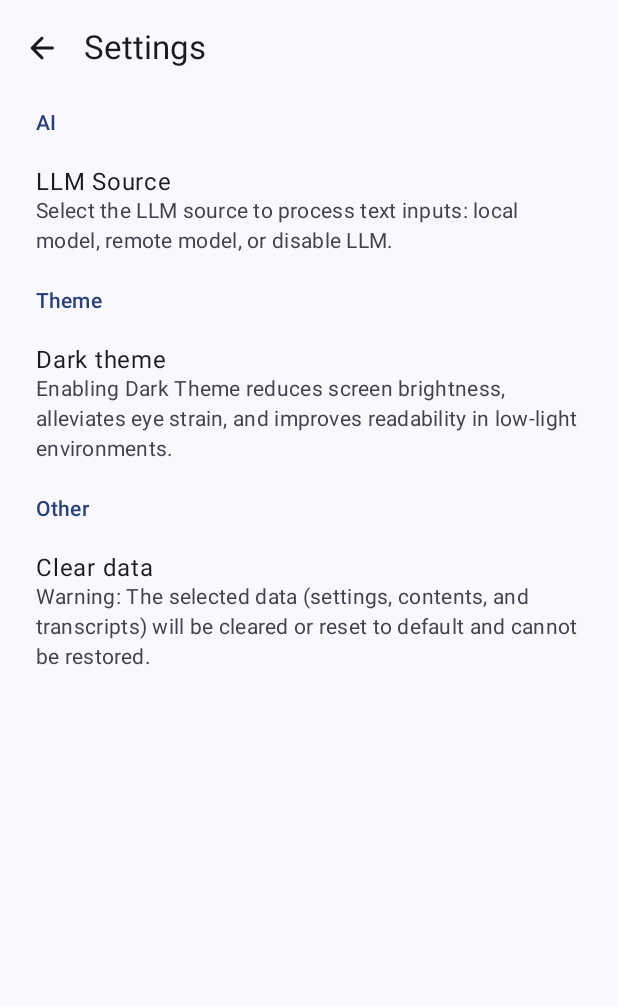
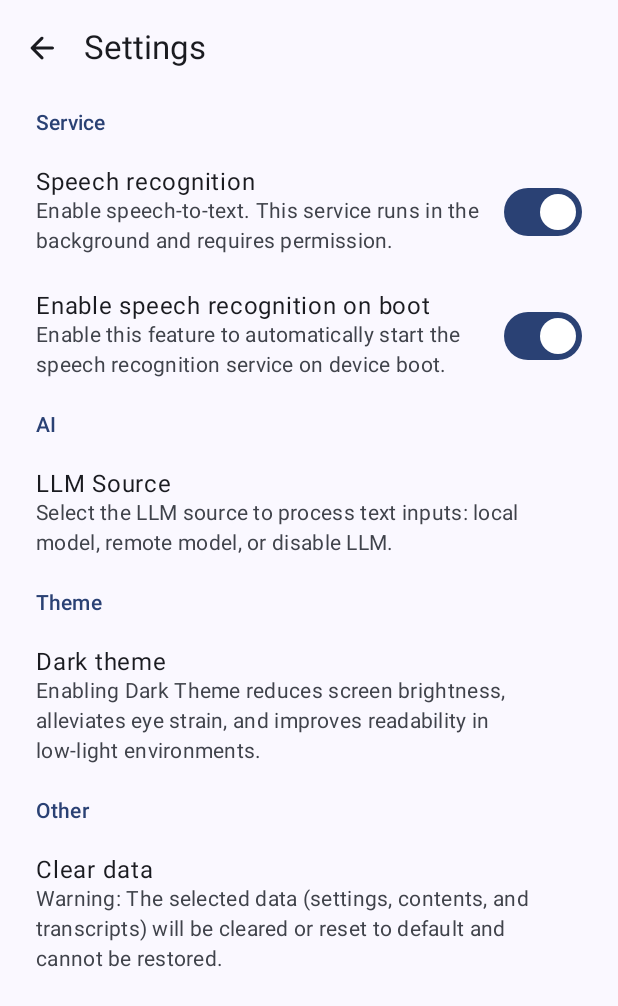
Before and after one commit to PL7963/NoteUltra, an Android app built with Jetpack Compose: the SettingsActivity screen opened directly, with no data from a screen before it, on a phone screen of 412 x 824 dp. Shown: the top 1006 px of the screen. Run offline under Robolectric (Android 15) with nearby library versions, the phone set to English and light mode, and no system bars; libraries missing offline, so code that uses them is left out: io.objectbox.

Commit message:
Add: Recording service setting

```diff
--- a/app/src/main/java/com/coolkie/noteultra/data/SettingsModule.kt
+++ b/app/src/main/java/com/coolkie/noteultra/data/SettingsModule.kt
@@ -4,6 +4,7 @@ import android.content.Context
 import androidx.annotation.StringRes
 import androidx.datastore.core.DataStore
 import androidx.datastore.preferences.core.Preferences
+import androidx.datastore.preferences.core.booleanPreferencesKey
 import androidx.datastore.preferences.core.edit
 import androidx.datastore.preferences.core.emptyPreferences
 import androidx.datastore.preferences.core.stringPreferencesKey
@@ -34,6 +35,8 @@ class SettingsRepository(
     private val dataStore: DataStore<Preferences>
 ) {
     private object PreferencesKeys {
+        val RECORDING_STATE = booleanPreferencesKey("recording_state")
+        val RECORDING_ON_BOOT = booleanPreferencesKey("recording_on_boot")
         val LLM_MODE = stringPreferencesKey("llm_mode")
         val LLM_PATH = stringPreferencesKey("llm_path")
         val LLM_URL = stringPreferencesKey("llm_url")
@@ -48,6 +51,14 @@ class SettingsRepository(
                 throw exception
             }
         }
+    }
+
+    private fun Preferences.toRecordingState(): Boolean {
+        return this[PreferencesKeys.RECORDING_STATE] ?: true
+    }
+
+    private fun Preferences.toRecordingOnBoot(): Boolean {
+        return this[PreferencesKeys.RECORDING_ON_BOOT] ?: true
     }
 
     private fun Preferences.toLlmMode(): LlmMode {
@@ -67,9 +78,30 @@ class SettingsRepository(
     }
 
 
+    fun recordingStateInitial(): Boolean = runBlocking {
+        dataStore.data.first().toRecordingState()
+    }
+
+    val recordingStateFlow: Flow<Boolean> = dataStore.data
+        .catchIOException()
+        .map { preferences ->
+            preferences.toRecordingState()
+        }
+
+    fun recordingOnBootInitial(): Boolean = runBlocking {
+        dataStore.data.first().toRecordingOnBoot()
+    }
+
+    val recordingOnBootFlow: Flow<Boolean> = dataStore.data
+        .catchIOException()
+        .map { preferences ->
+            preferences.toRecordingOnBoot()
+        }
+
     fun llmModeInitial(): LlmMode = runBlocking {
         dataStore.data.first().toLlmMode()
     }
+
     val llmModeFlow: Flow<LlmMode> = dataStore.data
         .catchIOException()
         .map { preferences ->
@@ -79,6 +111,7 @@ class SettingsRepository(
     fun llmPathInitial(): String = runBlocking {
         dataStore.data.first().toLlmPath()
     }
+
     val llmPathFlow: Flow<String> = dataStore.data
         .catchIOException()
         .map { preferences ->
@@ -88,6 +121,7 @@ class SettingsRepository(
     fun llmUrlInitial(): String = runBlocking {
         dataStore.data.first().toLlmUrl()
     }
+
     val llmUrlFlow: Flow<String> = dataStore.data
         .catchIOException()
         .map { preferences ->
@@ -97,12 +131,25 @@ class SettingsRepository(
     fun darkThemeInitial(): DarkTheme = runBlocking {
         dataStore.data.first().toDarkTheme()
     }
+
     val darkThemeFlow: Flow<DarkTheme> = dataStore.data
         .catchIOException()
         .map { preferences ->
             preferences.toDarkTheme()
         }
 
+
+    suspend fun setRecordingState(state: Boolean) {
+        dataStore.edit { preferences ->
+            preferences[PreferencesKeys.RECORDING_STATE] = state
+        }
+    }
+
+    suspend fun setRecordingOnBoot(state: Boolean) {
+        dataStore.edit { preferences ->
+            preferences[PreferencesKeys.RECORDING_ON_BOOT] = state
+        }
+    }
 
     suspend fun setLlmMode(mode: LlmMode) {
         dataStore.edit { preferences ->
--- a/app/src/main/java/com/coolkie/noteultra/ui/Settings.kt
+++ b/app/src/main/java/com/coolkie/noteultra/ui/Settings.kt
@@ -6,6 +6,7 @@ import androidx.activity.ComponentActivity
 import androidx.activity.compose.setContent
 import androidx.activity.enableEdgeToEdge
 import androidx.activity.viewModels
+import androidx.compose.animation.AnimatedVisibility
 import androidx.compose.foundation.clickable
 import androidx.compose.foundation.layout.Arrangement
 import androidx.compose.foundation.layout.Box
@@ -28,6 +29,7 @@ import androidx.compose.material3.OutlinedTextField
 import androidx.compose.material3.RadioButton
 import androidx.compose.material3.Scaffold
 import androidx.compose.material3.Surface
+import androidx.compose.material3.Switch
 import androidx.compose.material3.Text
 import androidx.compose.material3.TextButton
 import androidx.compose.material3.TopAppBar
@@ -76,6 +78,8 @@ class SettingsActivity : ComponentActivity() {
 
     enableEdgeToEdge()
     setContent {
+      val recordingState by repository.recordingStateFlow.collectAsState(repository.recordingStateInitial())
+      val recordingOnBoot by repository.recordingOnBootFlow.collectAsState(repository.recordingOnBootInitial())
       val llmMode by repository.llmModeFlow.collectAsState(repository.llmModeInitial())
       val darkTheme by repository.darkThemeFlow.collectAsState(repository.darkThemeInitial())
 
@@ -106,6 +110,42 @@ class SettingsActivity : ComponentActivity() {
               .padding(innerPadding)
               .verticalScroll(rememberScrollState())
           ) {
+            SettingCategory(stringResource(R.string.settings_category_service))
+
+            SettingItem(
+              title = stringResource(R.string.settings_item_recording_state_title),
+              description = stringResource(R.string.settings_item_recrding_state_description),
+              onClick = {
+                CoroutineScope(Dispatchers.IO).launch {
+                  repository.setRecordingState(!recordingState)
+                }
+              },
+              content = {
+                Switch(
+                  checked = recordingState,
+                  onCheckedChange = null
+                )
+              }
+            )
+
+            AnimatedVisibility(recordingState) {
+              SettingItem(
+                title = stringResource(R.string.settings_item_recording_on_boot_title),
+                description = stringResource(R.string.settings_item_recrding_on_boot_description),
+                onClick = {
+                  CoroutineScope(Dispatchers.IO).launch {
+                    repository.setRecordingOnBoot(!recordingOnBoot)
+                  }
+                },
+                content = {
+                  Switch(
+                    checked = recordingOnBoot,
+                    onCheckedChange = null
+                  )
+                }
+              )
+            }
+
             SettingCategory(stringResource(R.string.settings_category_ai))
 
             SettingItem(
@@ -279,36 +319,49 @@ fun SettingCategory(text: String) {
 inline fun SettingItem(
   title: String,
   description: String,
-  dialogTitle: String,
-  crossinline dialogContent: @Composable (closeDialog: () -> Unit) -> Unit,
+  crossinline onClick: () -> Unit = {},
+  crossinline content: @Composable () -> Unit = {},
+  dialogTitle: String? = null,
+  crossinline dialogContent: @Composable (closeDialog: () -> Unit) -> Unit = {},
 ) {
   val isDialogDisplay = remember { mutableStateOf(false) }
 
   Box(
-    contentAlignment = Alignment.CenterStart,
     modifier = Modifier
       .fillMaxWidth()
       .clickable {
         isDialogDisplay.value = true
+        onClick()
       }
+  ) {
+    Row(
+      modifier = Modifier
+        .fillMaxWidth()
+        .padding(horizontal = 24.dp, vertical = 12.dp),
+      horizontalArrangement = Arrangement.SpaceBetween,
+      verticalAlignment = Alignment.CenterVertically
     ) {
       Column(
         modifier = Modifier
-        .padding(horizontal = 24.dp, vertical = 12.dp)
+          .weight(1f)
       ) {
         Text(
           text = title,
           style = MaterialTheme.typography.bodyLarge
         )
         Text(
+          modifier = Modifier
+            .padding(end = 8.dp),
           text = description,
           color = MaterialTheme.colorScheme.onSurfaceVariant,
           style = MaterialTheme.typography.bodyMedium
         )
       }
+      content()
+    }
   }
 
-  if (isDialogDisplay.value) {
+  if (dialogTitle != null && isDialogDisplay.value) {
     BasicAlertDialog({
       isDialogDisplay.value = false
     }) {
@@ -341,7 +394,7 @@ inline fun SettingItemOption(
   isChecked: Boolean,
   crossinline onClick: () -> Unit,
   text: String,
-  moreContent: @Composable (modifier: Modifier) -> Unit = {}
+  content: @Composable (modifier: Modifier) -> Unit = {}
 ) {
   Column(
     modifier = Modifier
@@ -378,7 +431,7 @@ inline fun SettingItemOption(
         modifier = Modifier.padding(start = 8.dp)
       )
     }
-    moreContent(
+    content(
       Modifier
         .fillMaxWidth()
         .padding(horizontal = 12.dp)
--- a/app/src/main/res/values/strings.xml
+++ b/app/src/main/res/values/strings.xml
@@ -36,9 +36,14 @@
     <string name="settings_clear_data_close_button">Cancel</string>
     <string name="settings_clear_data_delete_button">Clear</string>
     <string name="settings_clear_data_setting">Setting</string>
-    <string name="service_recording_setting_description">Shown when the background recording service is running.</string>
-    <string name="service_recording_setting_title">Background Recording</string>
-    <string name="service_recording_notify_text">Background recording</string>
+    <string name="service_recording_setting_description">Shown when the speech recognition service is running.</string>
+    <string name="service_recording_setting_title">Speech Recognition</string>
+    <string name="service_recording_notify_text">Speech recognition</string>
     <string name="service_recording_toast">No recording permission</string>
     <string name="service_recording_notify_big_text">Background recording service is running</string>
+    <string name="settings_item_recording_state_title">Speech recognition</string>
+    <string name="settings_item_recrding_state_description">Enable speech-to-text. This service runs in the background and requires permission.</string>
+    <string name="settings_item_recording_on_boot_title">Enable speech recognition on boot</string>
+    <string name="settings_item_recrding_on_boot_description">Enable this feature to automatically start the speech recognition service on device boot.</string>
+    <string name="settings_category_service">Service</string>
 </resources>
```
Also changed, not shown: app/src/main/java/com/coolkie/noteultra/MainActivity.kt (+23 -7 lines), 1 other file. Lines whose indentation alone changed are shown as unchanged.
